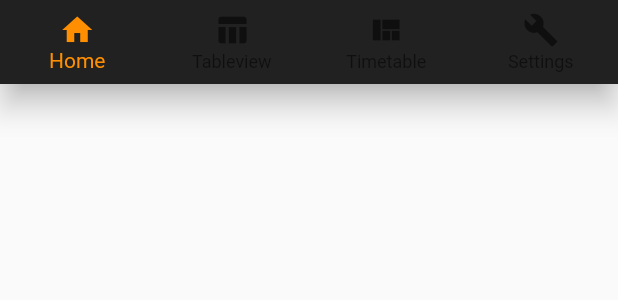
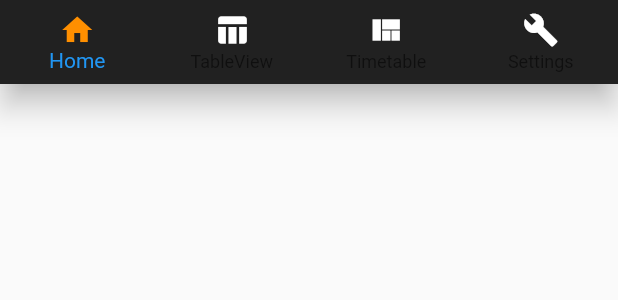
Before and after one commit to Lin2D2/Get_Table_App, a Flutter app: what bottomNavigationBar() shows on an empty page, opened directly, on a phone screen of 412 x 824 dp. Shown: the top 300 px of the screen. Run offline on Flutter 3.47's test engine with Material 2 defaults, Android fonts, the phone set to English and light mode, and no system bars; our stand-ins replace page_transition, settings_ui; missing offline and left inert: swipedetector; network calls fail.

Commit message:
some smaller adjustments

```diff
--- a/lib/widgets/bottomNavigationBar.dart
+++ b/lib/widgets/bottomNavigationBar.dart
@@ -34,36 +34,33 @@ Widget bottomNavigationBar(BuildContext context) {
     }
   }
 
-  return Theme(
-    data: Theme.of(context).copyWith(
-        canvasColor: Colors.grey[900],
-        primaryColor: Colors.red,
-        textTheme: Theme.of(context)
-            .textTheme
-            .copyWith(caption: new TextStyle(color: Colors.white))),
-    child: BottomNavigationBar(
+  return BottomNavigationBar(
+    type: BottomNavigationBarType.fixed,
+    currentIndex: context.watch<IndexMainBloc>().index,
+    backgroundColor: Colors.grey[900],
+    // TODO the Colors below don't apply
+    unselectedLabelStyle: TextStyle(color: Colors.white),
+    unselectedIconTheme: IconThemeData(color: Colors.white),
+    selectedLabelStyle: TextStyle(color: Colors.amber[800]),
+    selectedIconTheme: IconThemeData(color: Colors.amber[800]),
+    onTap: _onItemTapped,
     items: const <BottomNavigationBarItem>[
       BottomNavigationBarItem(
         icon: const Icon(Icons.home),
-          title: Text('Home'),
+        label: 'Home',
       ),
       BottomNavigationBarItem(
         icon: const Icon(Icons.table_chart),
-          title: Text('Tableview'),
+        label: 'TableView',
       ),
       BottomNavigationBarItem(
         icon: const Icon(Icons.view_quilt),
-          title: Text('Timetable'),
+        label: 'Timetable',
       ),
       BottomNavigationBarItem(
         icon: const Icon(Icons.build),
-          title: Text('Settings'),
+        label: 'Settings',
       ),
     ],
-      type: BottomNavigationBarType.fixed,
-      currentIndex: context.watch<IndexMainBloc>().index,
-      selectedItemColor: Colors.amber[800],
-      onTap: _onItemTapped,
-    ),
   );
 }
```
Lines whose indentation alone changed are shown as unchanged.
